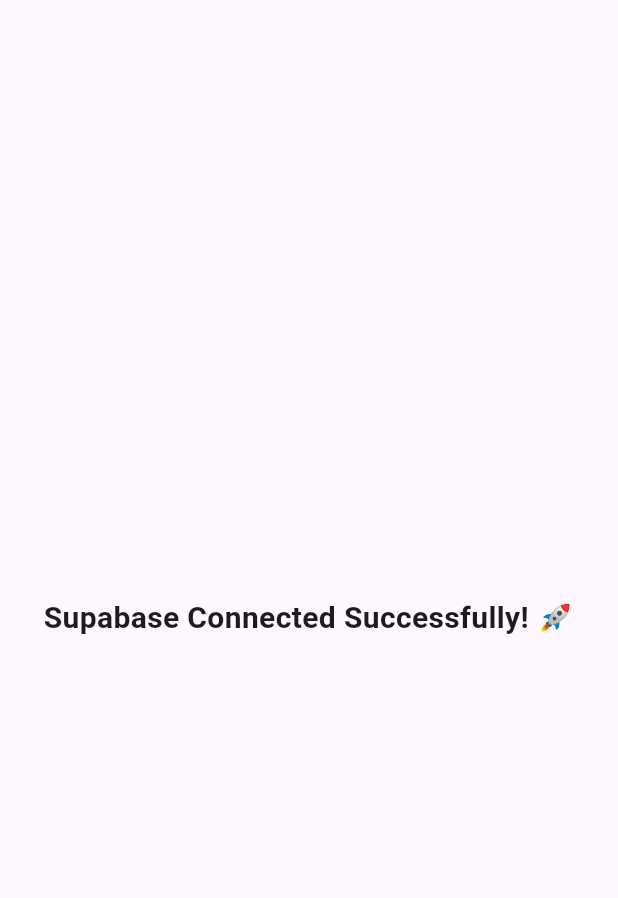
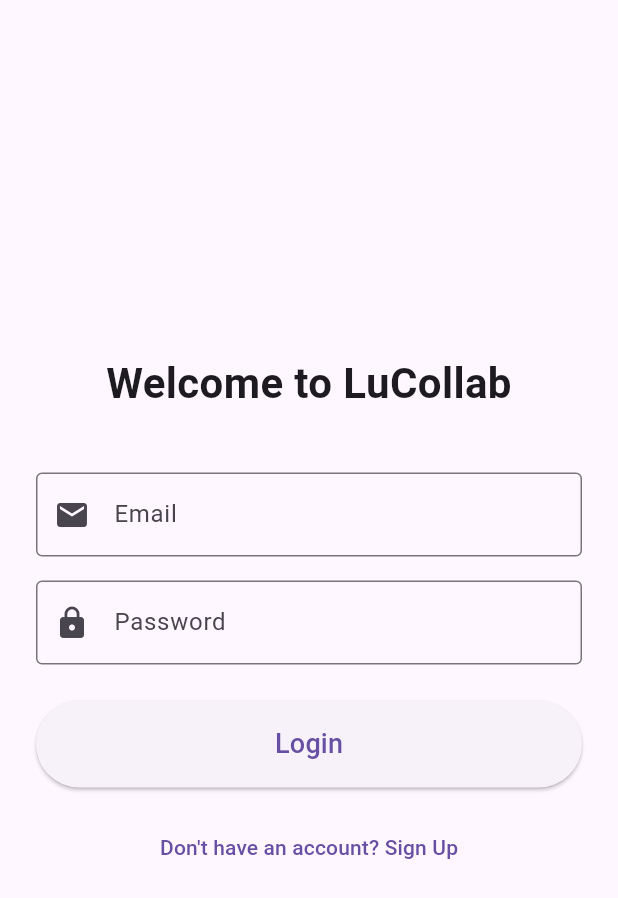
Before and after one commit to amlanCodeEngineer/LuCollabAkd, a Flutter app: the screen it shows after launch, on a phone screen of 412 x 824 dp. Shown: the top 898 px of the screen. Run offline on Flutter 3.47's test engine with Material 3 defaults, Android fonts, the light colour scheme and no system bars; our stand-ins replace supabase_flutter; accounts and stored records are empty.

Commit message:
Completed Supabase Auth, Profiles Database, and Dashboard Routing

```diff
--- /dev/null
+++ b/lib/features/auth/login_screen.dart
@@ -0,0 +1,124 @@
+import 'package:flutter/material.dart';
+import 'package:supabase_flutter/supabase_flutter.dart';
+import 'signup_screen.dart';
+import '../dashboard/dashboard_screen.dart'; // Dashboard er import
+
+class LoginScreen extends StatefulWidget {
+  const LoginScreen({super.key});
+
+  @override
+  State<LoginScreen> createState() => _LoginScreenState();
+}
+
+class _LoginScreenState extends State<LoginScreen> {
+  final _emailController = TextEditingController();
+  final _passwordController = TextEditingController();
+  bool _isLoading = false;
+
+  // --- SOLID AUTH LOGIC ---
+  Future<void> _signIn() async {
+    setState(() => _isLoading = true);
+    try {
+      await Supabase.instance.client.auth.signInWithPassword(
+        email: _emailController.text.trim(),
+        password: _passwordController.text.trim(),
+      );
+
+      if (mounted) {
+        ScaffoldMessenger.of(context).showSnackBar(
+          const SnackBar(content: Text('Login Successful! 🚀'), backgroundColor: Colors.green),
+        );
+
+        // Login success hole Dashboard e niye jabe
+        Navigator.pushReplacement(
+          context,
+          MaterialPageRoute(builder: (context) => const DashboardScreen()),
+        );
+      }
+    } on AuthException catch (e) {
+      if (mounted) {
+        ScaffoldMessenger.of(context).showSnackBar(
+          SnackBar(content: Text(e.message), backgroundColor: Colors.red),
+        );
+      }
+    } catch (e) {
+      if (mounted) {
+        ScaffoldMessenger.of(context).showSnackBar(
+          const SnackBar(content: Text('Unexpected error occurred.'), backgroundColor: Colors.red),
+        );
+      }
+    } finally {
+      if (mounted) setState(() => _isLoading = false);
+    }
+  }
+
+  @override
+  void dispose() {
+    _emailController.dispose();
+    _passwordController.dispose();
+    super.dispose();
+  }
+
+  // --- UI DESIGN ---
+  @override
+  Widget build(BuildContext context) {
+    return Scaffold(
+      body: Center(
+        child: SingleChildScrollView(
+          padding: const EdgeInsets.all(24.0),
+          child: Column(
+            mainAxisAlignment: MainAxisAlignment.center,
+            crossAxisAlignment: CrossAxisAlignment.stretch,
+            children: [
+              const Text(
+                'Welcome to LuCollab',
+                style: TextStyle(fontSize: 28, fontWeight: FontWeight.bold),
+                textAlign: TextAlign.center,
+              ),
+              const SizedBox(height: 40),
+              TextField(
+                controller: _emailController,
+                decoration: const InputDecoration(
+                  labelText: 'Email',
+                  border: OutlineInputBorder(),
+                  prefixIcon: Icon(Icons.email),
+                ),
+                keyboardType: TextInputType.emailAddress,
+              ),
+              const SizedBox(height: 16),
+              TextField(
+                controller: _passwordController,
+                decoration: const InputDecoration(
+                  labelText: 'Password',
+                  border: OutlineInputBorder(),
+                  prefixIcon: Icon(Icons.lock),
+                ),
+                obscureText: true,
+              ),
+              const SizedBox(height: 24),
+              _isLoading
+                  ? const Center(child: CircularProgressIndicator())
+                  : ElevatedButton(
+                      onPressed: _signIn,
+                      style: ElevatedButton.styleFrom(
+                        padding: const EdgeInsets.symmetric(vertical: 16),
+                      ),
+                      child: const Text('Login', style: TextStyle(fontSize: 18)),
+                    ),
+              const SizedBox(height: 16),
+              TextButton(
+                onPressed: () {
+                  Navigator.push(
+                    context,
+                    MaterialPageRoute(builder: (context) => const SignupScreen()),
+                  );
+                },
+                child: const Text("Don't have an account? Sign Up"),
+              ),
+            ],
+          ),
+        ),
+      ),
+    );
+  }
+}
--- a/lib/main.dart
+++ b/lib/main.dart
@@ -1,11 +1,10 @@
 import 'package:flutter/material.dart';
 import 'package:supabase_flutter/supabase_flutter.dart';
+import 'features/auth/login_screen.dart'; // Eita add korechi: Login screen ke app e niye ashar jonno
 
 Future<void> main() async {
-  // Ensure Flutter is fully initialized before connecting to the database
   WidgetsFlutterBinding.ensureInitialized();
 
-  // Initialize the Supabase connection
   await Supabase.initialize(
     url: 'https://lsysvdsfknssritvrhqz.supabase.co',
     anonKey: 'sb_publishable_4pqwm8qZTT375arKo-b49Q_hIBY9o__',
@@ -25,14 +24,8 @@
       theme: ThemeData(
         primarySwatch: Colors.blue,
       ),
-      home: const Scaffold(
-        body: Center(
-          child: Text(
-            'Supabase Connected Successfully! 🚀',
-            style: TextStyle(fontSize: 20, fontWeight: FontWeight.bold),
-          ),
-        ),
-      ),
+      // EIKHANE CHANGE HOYECHE: Purano Scaffold/Text kete amra LoginScreen bosiye diyechi
+      home: const LoginScreen(),
     );
   }
 }
```
Also changed, not shown: lib/features/auth/signup_screen.dart (added, +139 -0 lines), lib/features/dashboard/dashboard_screen.dart (added, +54 -0 lines).
